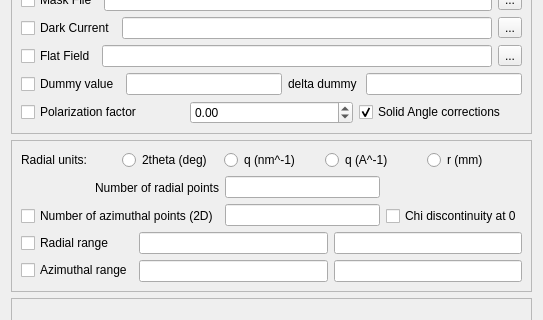
This is gui/integration.ui in silx-kit/pyFAI as Qt 5 draws it before an edit; both pictures show x 0 to 543 and y 248 to 568 of the 543 by 710 pixel window. The edited form follows.
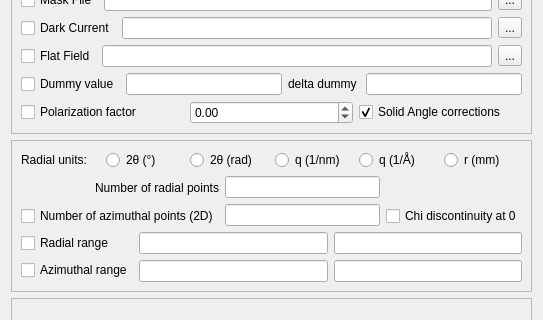
This is the edited form.

Commit message: add 2 theta unit in radians for the GUI

Patch:
```diff
--- a/gui/integration.ui
+++ b/gui/integration.ui
@@ -7,7 +7,7 @@
    <rect>
     <x>0</x>
     <y>0</y>
-    <width>504</width>
+    <width>522</width>
     <height>710</height>
    </rect>
   </property>
@@ -496,7 +496,17 @@
              <string>Scattering angle in degrees</string>
             </property>
             <property name="text">
-             <string>2theta (deg)</string>
+             <string>2θ (°)</string>
+            </property>
+            <attribute name="buttonGroup">
+             <string notr="true">buttonGroup</string>
+            </attribute>
+           </widget>
+          </item>
+          <item>
+           <widget class="QRadioButton" name="tth_rad">
+            <property name="text">
+             <string>2θ (rad)</string>
             </property>
             <attribute name="buttonGroup">
              <string notr="true">buttonGroup</string>
@@ -509,7 +519,7 @@
              <string>Momentum transfer in inverse nanometers</string>
             </property>
             <property name="text">
-             <string>q (nm^-1)</string>
+             <string>q (1/nm)</string>
             </property>
             <attribute name="buttonGroup">
              <string notr="true">buttonGroup</string>
@@ -522,7 +532,7 @@
              <string>Momentum transfer in inverse nanometers</string>
             </property>
             <property name="text">
-             <string>q (A^-1)</string>
+             <string>q (1/Å)</string>
             </property>
             <attribute name="buttonGroup">
              <string notr="true">buttonGroup</string>
```
The commit also changes 1 other file.
